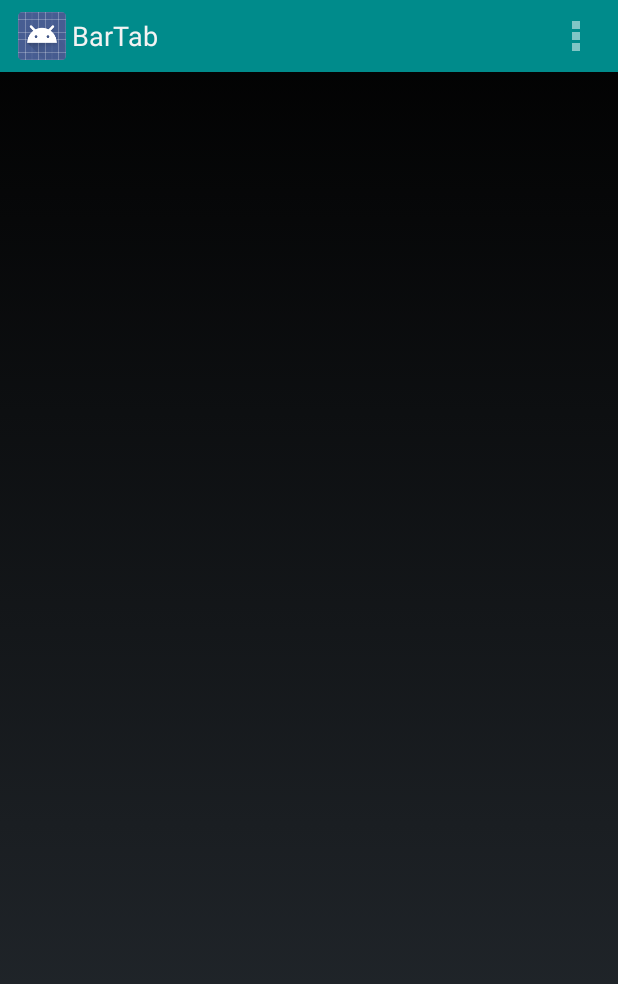
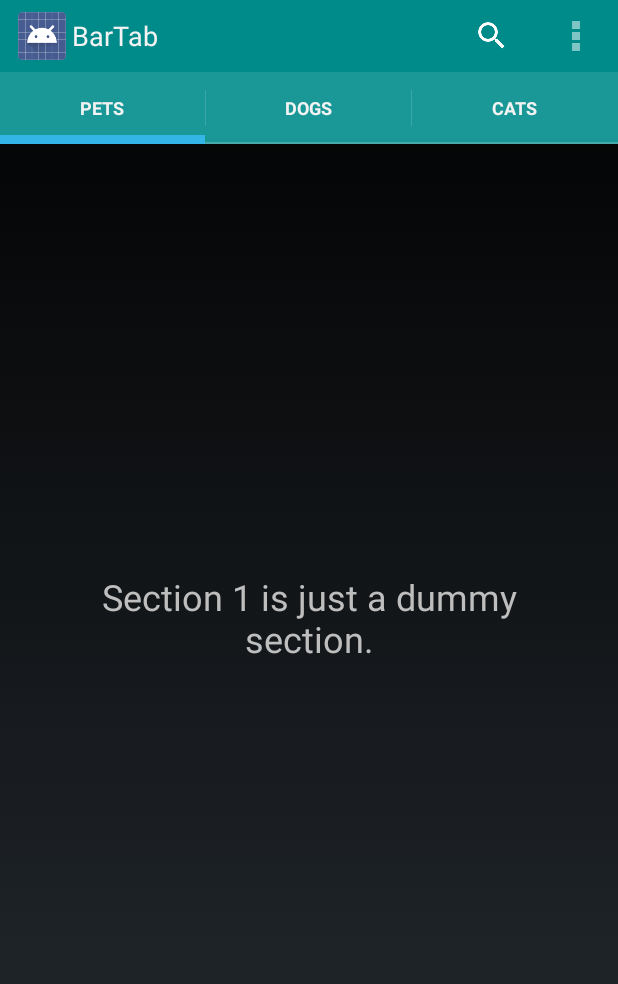
Before and after one commit to loofah666/Android_Course, an Android app: the screen it shows after launch (MainActivity), on a phone screen of 412 x 824 dp. Shown: the top 984 px of the screen. Run offline under Robolectric (Android 15) with nearby library versions, the phone set to English and light mode, and no system bars.

Commit message:
follow Android example with 3 swiping tabs

```diff
--- a/ActionBarTab/app/build.gradle
+++ b/ActionBarTab/app/build.gradle
@@ -6,7 +6,7 @@ android {
 
     defaultConfig {
         applicationId "com.asus.peggy_lin.actionbartab"
-        minSdkVersion 11
+        minSdkVersion 16
         targetSdkVersion 22
         versionCode 1
         versionName "1.0"
@@ -21,4 +21,6 @@ android {
 
 dependencies {
     compile fileTree(dir: 'libs', include: ['*.jar'])
+    compile "com.android.support:support-v4:22.0.+"
+
 }
--- a/ActionBarTab/app/src/main/AndroidManifest.xml
+++ b/ActionBarTab/app/src/main/AndroidManifest.xml
@@ -5,11 +5,11 @@
     <application
         android:allowBackup="true"
         android:icon="@drawable/ic_phone_android_black_48dp"
-        android:label="@string/app_name"
-        android:theme="@style/AppTheme" >
+        android:label="@string/app_name" >
         <activity
             android:name=".MainActivity"
-            android:label="@string/app_name" >
+            android:label="@string/app_name"
+            android:theme="@style/AppTheme">
             <intent-filter>
                 <action android:name="android.intent.action.MAIN" />
 
--- a/ActionBarTab/app/src/main/java/com/asus/peggy_lin/actionbartab/MainActivity.java
+++ b/ActionBarTab/app/src/main/java/com/asus/peggy_lin/actionbartab/MainActivity.java
@@ -1,17 +1,126 @@
 package com.asus.peggy_lin.actionbartab;
 
-import android.app.Activity;
+import android.app.ActionBar;
+import android.app.FragmentTransaction;
 import android.os.Bundle;
+import android.support.v4.app.Fragment;
+import android.support.v4.app.FragmentActivity;
+import android.support.v4.app.FragmentManager;
+import android.support.v4.app.FragmentPagerAdapter;
+import android.support.v4.view.ViewPager;
+import android.view.LayoutInflater;
 import android.view.Menu;
 import android.view.MenuItem;
-import android.widget.Toast;
+import android.view.View;
+import android.view.ViewGroup;
+import android.widget.TextView;
 
-public class MainActivity extends Activity {
+public class MainActivity  extends FragmentActivity implements ActionBar.TabListener {
+
+    AppSectionsAdapter mSectionsAdapter;
+    ViewPager mViewPager;
+    ActionBar mActionBar;
 
     @Override
     protected void onCreate(Bundle savedInstanceState) {
         super.onCreate(savedInstanceState);
         setContentView(R.layout.activity_main);
+
+        mActionBar = getActionBar();
+        //don't enable UP Nav
+        mActionBar.setHomeButtonEnabled(false);
+        //Displays Tabs
+        mActionBar.setNavigationMode(ActionBar.NAVIGATION_MODE_TABS);
+
+        // adapter that returns fragments
+        mSectionsAdapter = new AppSectionsAdapter(getSupportFragmentManager());
+
+        //ViewPager with PageListener
+        mViewPager = (ViewPager) findViewById(R.id.pager);
+        mViewPager.setAdapter(mSectionsAdapter);
+        mViewPager.setOnPageChangeListener(new ViewPager.SimpleOnPageChangeListener() {
+            @Override
+            public void onPageSelected(int position) {
+                //make tab selected
+                mActionBar.setSelectedNavigationItem(position);
+            }
+        });
+
+        //Add Tabs
+        for (int i = 0; i < mSectionsAdapter.getCount(); i++) {
+            mActionBar.addTab(
+                    mActionBar.newTab()
+                            .setText(mSectionsAdapter.getPageTitle(i))
+                            .setTabListener(this));
+        }
+    }
+
+    @Override
+    public void onTabUnselected(ActionBar.Tab tab, FragmentTransaction fragmentTransaction) {
+    }
+
+    @Override
+    public void onTabSelected(ActionBar.Tab tab, FragmentTransaction fragmentTransaction) {
+        // select tab
+        mViewPager.setCurrentItem(tab.getPosition());
+    }
+
+    @Override
+    public void onTabReselected(ActionBar.Tab tab, FragmentTransaction fragmentTransaction) {
+    }
+
+    public  class AppSectionsAdapter extends FragmentPagerAdapter {
+        public AppSectionsAdapter(FragmentManager fm) {
+            super(fm);
+        }
+
+        @Override
+        public Fragment getItem(int i) {
+            switch (i) {
+//                case 0:
+
+                default:
+                    // The other sections of the app are dummy placeholders.
+                    Fragment fragment = new DummySectionFragment();
+                    Bundle args = new Bundle();
+                    args.putInt(DummySectionFragment.ARG_SECTION_NUMBER, i + 1);
+                    fragment.setArguments(args);
+                    return fragment;
+            }
+        }
+
+        @Override
+        public int getCount() {
+            return 3;
+        }
+
+        @Override
+        public String getPageTitle(int position) {
+            switch (position){
+                case 0:
+                    return getString(R.string.section_1);
+                case 1:
+                    return getString(R.string.section_2);
+                case 2:
+                    return getString(R.string.section_3);
+                default:
+                    return getString(R.string.section_other);
+            }
+        }
+    }
+
+    public static class DummySectionFragment extends Fragment {
+        public static final String ARG_SECTION_NUMBER = "section_number";
+
+        @Override
+        public View onCreateView(LayoutInflater inflater, ViewGroup container,
+                                 Bundle savedInstanceState) {
+            View rootView = inflater.inflate(R.layout.fragment_section_dummy, container, false);
+            Bundle args = getArguments();
+            ((TextView) rootView.findViewById(android.R.id.text1)).setText(
+                    getString(R.string.dummy_section_text, args.getInt(ARG_SECTION_NUMBER)));
+            return rootView;
+        }
     }
 
     @Override
@@ -30,10 +139,8 @@ public class MainActivity extends Activity {
 
         switch(id) {
             case R.id.action_settings:
-                Toast.makeText(getApplicationContext(), R.string.action_settings, Toast.LENGTH_SHORT).show();
                 return true;
             case R.id.action_search:
-                Toast.makeText(getApplicationContext(), R.string.action_search, Toast.LENGTH_SHORT).show();
                 return true;
         }
         return super.onOptionsItemSelected(item);
--- a/ActionBarTab/app/src/main/res/layout/activity_main.xml
+++ b/ActionBarTab/app/src/main/res/layout/activity_main.xml
@@ -1,10 +1,15 @@
 <LinearLayout xmlns:android="http://schemas.android.com/apk/res/android"
-    xmlns:tools="http://schemas.android.com/tools" android:layout_width="match_parent"
-    android:layout_height="match_parent" android:paddingLeft="@dimen/activity_horizontal_margin"
+    android:layout_width="match_parent"
+    android:layout_height="match_parent"
+    android:orientation="vertical"
+    android:paddingLeft="@dimen/activity_horizontal_margin"
     android:paddingRight="@dimen/activity_horizontal_margin"
     android:paddingTop="@dimen/activity_vertical_margin"
-    android:paddingBottom="@dimen/activity_vertical_margin" tools:context=".MainActivity">
+    android:paddingBottom="@dimen/activity_vertical_margin">
 
-
-
+    <android.support.v4.view.ViewPager
+        xmlns:android="http://schemas.android.com/apk/res/android"
+        android:id="@+id/pager"
+        android:layout_width="match_parent"
+        android:layout_height="match_parent" />
 </LinearLayout>
--- /dev/null
+++ b/ActionBarTab/app/src/main/res/layout/fragment_section_dummy.xml
@@ -0,0 +1,8 @@
+
+<TextView xmlns:android="http://schemas.android.com/apk/res/android"
+    android:id="@android:id/text1"
+    android:layout_width="match_parent"
+    android:layout_height="match_parent"
+    android:gravity="center"
+    android:textSize="24sp"
+    android:padding="32dp" />
--- /dev/null
+++ b/ActionBarTab/app/src/main/res/layout/fragment_section_pets.xml
@@ -0,0 +1,7 @@
+<ListView
+    xmlns:android="http://schemas.android.com/apk/res/android"
+    android:orientation="vertical"
+    android:layout_width="match_parent"
+    android:layout_height="match_parent">
+
+</ListView>
--- a/ActionBarTab/app/src/main/res/menu/menu_main.xml
+++ b/ActionBarTab/app/src/main/res/menu/menu_main.xml
@@ -3,11 +3,11 @@
     <item
         android:id="@+id/action_settings"
         android:title="@string/action_settings"
-        android:orderInCategory="100"
-        android:showAsAction="never" />
+        android:showAsAction="never"/>
     <item
         android:id="@+id/action_search"
         android:title="@string/action_search"
-        android:orderInCategory="100"
-        android:showAsAction="never" />
+        android:icon="@drawable/ic_search_white_24dp"
+        android:showAsAction="ifRoom|collapseActionView"
+        android:actionViewClass="android.widget.SearchView"/>
 </menu>
--- a/ActionBarTab/app/src/main/res/values/strings.xml
+++ b/ActionBarTab/app/src/main/res/values/strings.xml
@@ -1,7 +1,14 @@
 <resources>
     <string name="app_name">BarTab</string>
+
     <string name="action_settings">Settings</string>
     <string name="action_search">Search</string>
 
+    <string name="section_1">Pets</string>
+    <string name="section_2">Dogs</string>
+    <string name="section_3">Cats</string>
+    <string name="section_other">Others</string>
+
+    <string name="dummy_section_text">Section %1d is just a dummy section.</string>
 
 </resources>
--- a/ActionBarTab/app/src/main/res/values/styles.xml
+++ b/ActionBarTab/app/src/main/res/values/styles.xml
@@ -14,4 +14,6 @@
         parent="@android:style/Widget.Holo.ActionBar">
         <item name="android:background">@color/darkcyan</item>
     </style>
+
+
 </resources>
```
Also changed, not shown: 2 other files.
